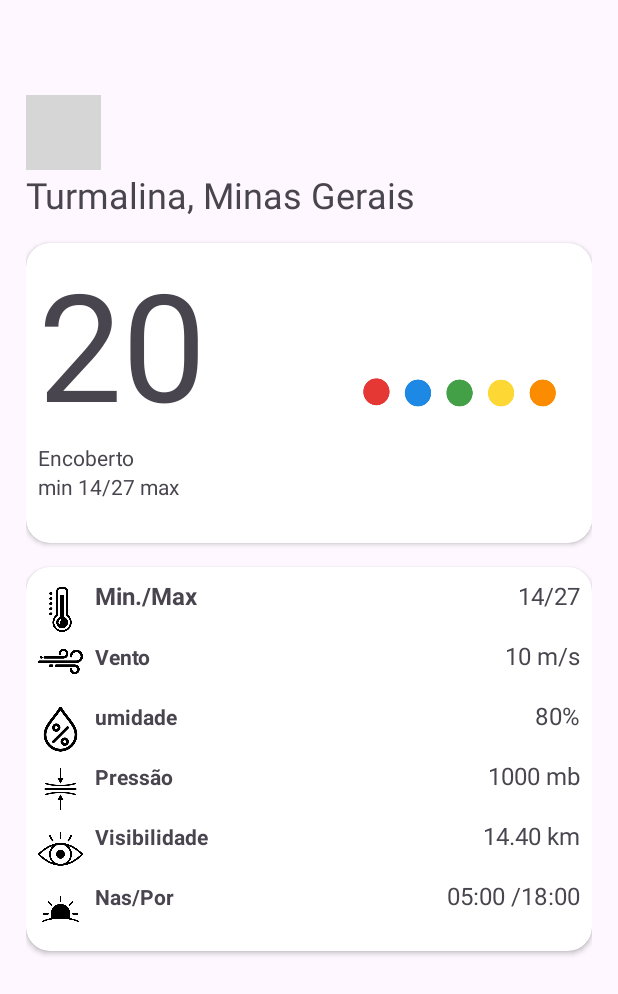
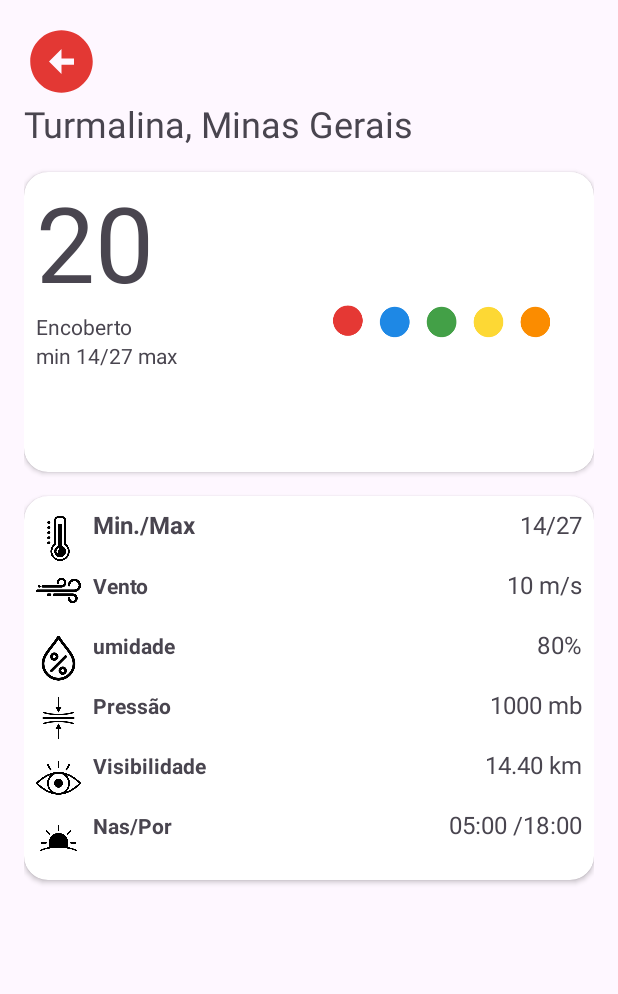
Before and after one commit to gilmail3120/wheatherApp, an Android app: the DetalhesActivity screen opened directly, with no data from a screen before it, on a phone screen of 412 x 824 dp. Shown: the top 994 px of the screen. Run offline under Robolectric (Android 15) with nearby library versions, the phone set to English and light mode, and no system bars; our stand-ins replace Dagger/Hilt's generated code, Picasso; pictures from the network do not load; grey boxes are pictures that could not be loaded.

Commit message:
Feito ultimos ajustes na telha detalhes, e formatado todo retorno da api.

```diff
--- a/app/build.gradle.kts
+++ b/app/build.gradle.kts
@@ -3,6 +3,7 @@
     alias(libs.plugins.kotlin.android)
     //id("com.google.devtools.ksp")
     id("kotlin-kapt")
+    id("kotlin-parcelize")
     id("com.google.dagger.hilt.android")
 }
 
--- a/app/src/main/java/com/example/weatherapp/DetalhesActivity.kt
+++ b/app/src/main/java/com/example/weatherapp/DetalhesActivity.kt
@@ -1,20 +1,93 @@
 package com.example.weatherapp
 
+import android.content.Intent
+import android.os.Build
 import android.os.Bundle
 import androidx.activity.enableEdgeToEdge
+import androidx.activity.viewModels
 import androidx.appcompat.app.AppCompatActivity
 import androidx.core.view.ViewCompat
 import androidx.core.view.WindowInsetsCompat
+import com.example.weatherapp.constantes.Constantes
+import com.example.weatherapp.databinding.ActivityDetalhesBinding
+import com.example.weatherapp.domain.model.previsaoagora.PrevisaoAtual
+import com.example.weatherapp.help.Conversor
+import com.example.weatherapp.help.Mensagem
+import com.example.weatherapp.presentation.activity.MainActivity
+import com.example.weatherapp.presentation.viewModel.WeatherViewModel
+import com.squareup.picasso.Picasso
+import dagger.hilt.android.AndroidEntryPoint
+import kotlin.getValue
 
+@AndroidEntryPoint
 class DetalhesActivity : AppCompatActivity() {
+    private val binding by lazy { ActivityDetalhesBinding.inflate(layoutInflater) }
+    private val weatherViewModel: WeatherViewModel by viewModels()
     override fun onCreate(savedInstanceState: Bundle?) {
         super.onCreate(savedInstanceState)
         enableEdgeToEdge()
-        setContentView(R.layout.activity_detalhes)
+        setContentView(binding.root)
         ViewCompat.setOnApplyWindowInsetsListener(findViewById(R.id.main)) { v, insets ->
             val systemBars = insets.getInsets(WindowInsetsCompat.Type.systemBars())
             v.setPadding(systemBars.left, systemBars.top, systemBars.right, systemBars.bottom)
             insets
         }
+
+        getBundle()
+        observaveis()
+        eventoClique()
+
+    }
+
+    private fun eventoClique() {
+        binding.imageBtnVoltar.setOnClickListener {
+            val intent = Intent(this, MainActivity::class.java)
+            startActivity(intent)
+            finish()
+        }
+    }
+
+    private fun observaveis() {
+        weatherViewModel.listaAtual.observe(this) { atual ->
+            val sunrise = Conversor.formaTempo(atual.sunrise)
+            val sunset = Conversor.formaTempo(atual.sunset)
+            val tempMin = Conversor.formataTempKelvinCelsius(atual.temp_min)
+            val tempMax = Conversor.formataTempKelvinCelsius(atual.temp_max)
+                with(binding) {
+                    textDetalhesLocal.text = atual.name
+                    textDetalheMinxMaxCard.text = "${tempMin}/${tempMax}"
+                    textDetalhesTemp.text = Conversor.formataTempKelvinCelsiusSemFormatacao(atual.temp)
+                    textDetalheVento.text = "${atual.wind.speed}m/s"
+                    textDetalheUmidade.text = "${atual.humidity}%"
+                    textDetalhePressao.text = "${atual.pressure} hPa"
+                    textDetalheVisibilidade.text = Conversor.formatarMetrosKm(atual.visibility)
+                    textDetalheNasPor.text = "${sunrise}/${sunset}"
+                    if (atual.icon != null) {
+                        Picasso.get()
+                            .load(atual.icon)
+                            .placeholder(R.drawable.loading)
+                            .error(R.drawable.ic_broken_image)
+                            .into(binding.imageDetalhe)
+                    }
+                }
+
+        }
+    }
+
+    private fun getBundle() {
+        val bundle = intent.extras
+        if (bundle != null) {
+            val dadosAtual = if (Build.VERSION.SDK_INT >= Build.VERSION_CODES.TIRAMISU) {
+                bundle.getParcelable(Constantes.DADOSATUAL, PrevisaoAtual::class.java)
+            } else {
+                bundle.getParcelable(Constantes.DADOSATUAL)
+            }
+            dadosAtual?.let {
+                weatherViewModel.obterPrevisaoAtual(dadosAtual.name)
+            } ?: "Nao carregado"
+        } else {
+            Mensagem.exibir(this, "Erro ao carregar dados")
+        }
+
     }
 }
--- a/app/src/main/java/com/example/weatherapp/constantes/Constantes.kt
+++ b/app/src/main/java/com/example/weatherapp/constantes/Constantes.kt
@@ -3,4 +3,6 @@
 object Constantes {
     const val APIKEY ="172409de099cd64ad4c23981e0b847ff"
     const val LINGUAGEM ="pt_br"
+    const val DADOSATUAL ="dadosAtual"
+    const val SALVAR ="salvar"
 }
--- a/app/src/main/java/com/example/weatherapp/domain/model/previsaoagora/Wind.kt
+++ b/app/src/main/java/com/example/weatherapp/domain/model/previsaoagora/Wind.kt
@@ -1,7 +1,11 @@
 package com.example.weatherapp.domain.model.previsaoagora
 
+import android.os.Parcelable
+import kotlinx.parcelize.Parcelize
+
+@Parcelize
 data class Wind(
     val deg: Int,
     val gust: Double,
     val speed: Double
-)
+): Parcelable
--- /dev/null
+++ b/app/src/main/res/drawable/ico_voltar.xml
@@ -0,0 +1,5 @@
+<vector xmlns:android="http://schemas.android.com/apk/res/android" android:height="24dp" android:tint="#E33834" android:viewportHeight="24" android:viewportWidth="24" android:width="24dp">
+
+    <path android:fillColor="@android:color/white" android:pathData="M2,12c0,5.52 4.48,10 10,10s10,-4.48 10,-10c0,-5.52 -4.48,-10 -10,-10C6.48,2 2,6.48 2,12zM12,11l4,0v2l-4,0l0,3l-4,-4l4,-4L12,11z"/>
+
+</vector>
--- a/app/src/main/res/layout/activity_detalhes.xml
+++ b/app/src/main/res/layout/activity_detalhes.xml
@@ -8,8 +8,8 @@
     tools:context=".DetalhesActivity">
 
     <LinearLayout
-        android:layout_width="409dp"
-        android:layout_height="729dp"
+        android:layout_width="0dp"
+        android:layout_height="0dp"
         android:orientation="vertical"
         android:padding="16dp"
         app:layout_constraintBottom_toBottomOf="parent"
@@ -56,28 +56,29 @@
                 android:orientation="horizontal">
 
                 <LinearLayout
-                    android:layout_width="200dp"
-                    android:layout_height="200dp"
+                    android:layout_width="wrap_content"
+                    android:layout_height="match_parent"
+                    android:layout_weight="20"
                     android:orientation="vertical">
 
                     <TextView
                         android:id="@+id/textDetalhesTemp"
-                        android:layout_width="match_parent"
+                        android:layout_width="wrap_content"
                         android:layout_height="wrap_content"
                         android:layout_marginStart="8dp"
                         android:text="20"
-                        android:textSize="100dp" />
+                        android:textSize="70sp" />
 
                     <TextView
                         android:id="@+id/textDetalheStatus"
-                        android:layout_width="match_parent"
+                        android:layout_width="wrap_content"
                         android:layout_height="wrap_content"
                         android:layout_marginStart="8dp"
                         android:text="Encoberto" />
 
                     <TextView
                         android:id="@+id/textDetalhheMinMax"
-                        android:layout_width="match_parent"
+                        android:layout_width="wrap_content"
                         android:layout_height="wrap_content"
                         android:layout_marginStart="8dp"
                         android:text="min 14/27 max " />
@@ -85,10 +86,11 @@
 
                 <ImageView
                     android:id="@+id/imageDetalhe"
-                    android:layout_width="wrap_content"
-                    android:layout_height="wrap_content"
+                    android:layout_width="200dp"
+                    android:layout_height="200dp"
                     android:layout_weight="1"
                     app:srcCompat="@drawable/loading" />
+
             </LinearLayout>
 
         </androidx.cardview.widget.CardView>
@@ -147,7 +149,7 @@
                         android:layout_width="30dp"
                         android:layout_height="40dp"
                         android:scaleType="fitStart"
-                        app:srcCompat="@drawable/vento" />
+                        app:srcCompat="@drawable/vento2" />
 
                     <TextView
                         android:id="@+id/textView9"
--- a/app/src/main/res/layout/activity_main.xml
+++ b/app/src/main/res/layout/activity_main.xml
@@ -140,7 +140,7 @@
                                 android:id="@+id/imageView6"
                                 android:layout_width="30dp"
                                 android:layout_height="40dp"
-                                app:srcCompat="@drawable/vento" />
+                                app:srcCompat="@drawable/vento2" />
 
                             <TextView
                                 android:id="@+id/textClimaUv"
```
Also changed, not shown: app/src/main/java/com/example/weatherapp/data/remote/repository/WeatherRepositoryImpl.kt (+9 -5 lines), app/src/main/java/com/example/weatherapp/domain/model/previsaoagora/PrevisaoAtual.kt (+12 -1 lines), app/src/main/java/com/example/weatherapp/help/Conversor.kt (+9 -0 lines), app/src/main/java/com/example/weatherapp/help/FuncoesVazias.kt (added, +23 -0 lines), app/src/main/java/com/example/weatherapp/help/SharedPreferences.kt (added, +16 -0 lines), app/src/main/java/com/example/weatherapp/presentation/activity/MainActivity.kt (+23 -9 lines), app/src/main/res/drawable/vento2.png (renamed from app/src/main/res/drawable/vento.png).
